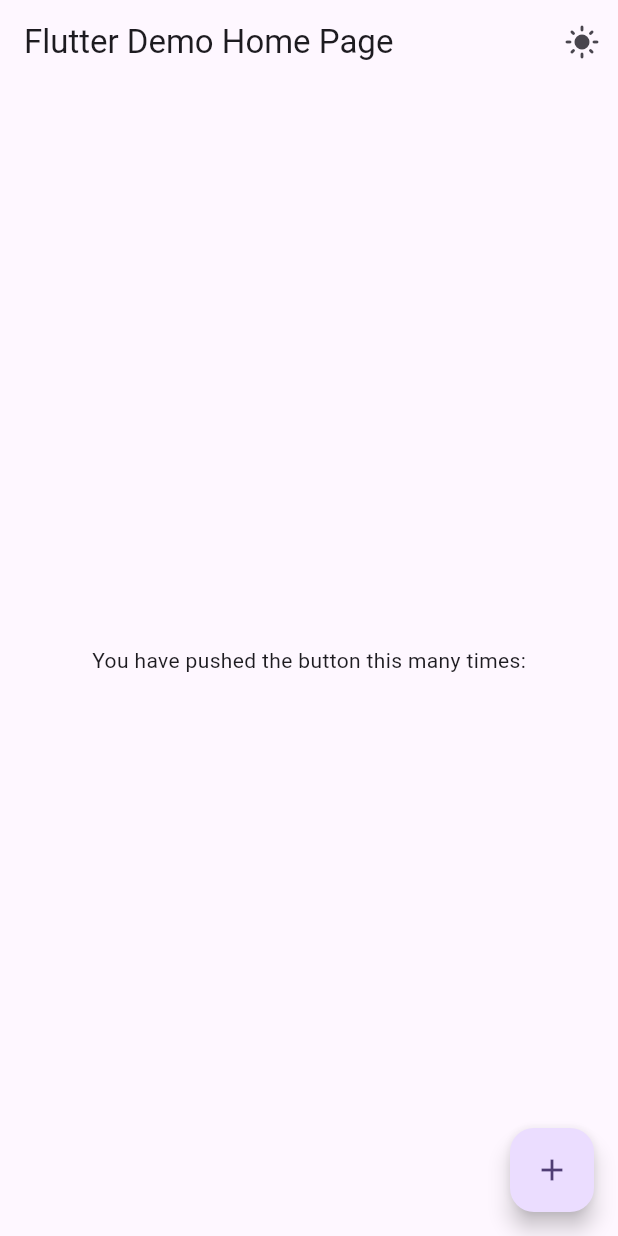
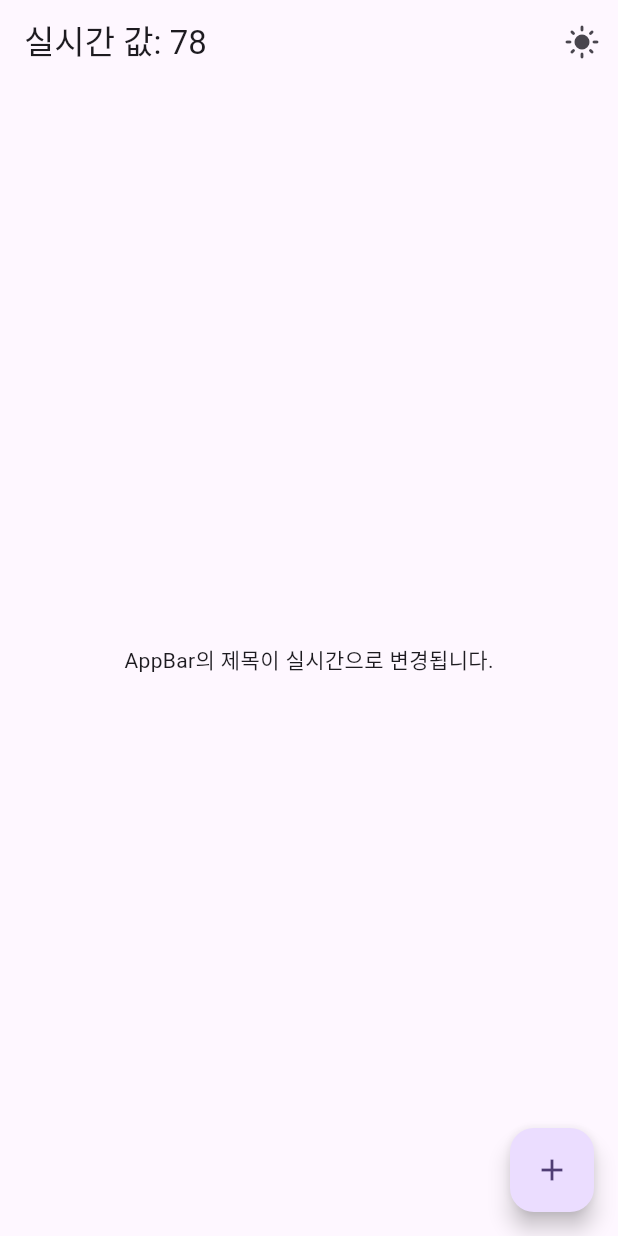
Before and after one commit to DAAC-A00/finow, a Flutter app: the screen it shows after launch, on a phone screen of 412 x 824 dp. Run offline on Flutter 3.47's test engine with Material 3 defaults, Android fonts, the phone set to English and light mode, and no system bars; our stand-ins replace flutter_riverpod, riverpod_annotation; generated files the repository leaves out were written again.

Commit message:
refact : 실시간 값을 잘 반영해 text만 리렌더링하여 범위 최소화 적용

```diff
--- a/lib/main.dart
+++ b/lib/main.dart
@@ -1,6 +1,16 @@
+import 'dart:async';
+
 import 'package:finow/theme_provider.dart';
 import 'package:flutter/material.dart';
 import 'package:flutter_riverpod/flutter_riverpod.dart';
+
+// 1. 실시간 데이터를 시뮬레이션하는 StreamProvider 추가
+// Ground Rule: WebSocket -> Stream -> UI 구조 준수
+final realTimeDataProvider = StreamProvider<String>((ref) {
+  return Stream.periodic(const Duration(milliseconds: 100), (count) {
+    return '실시간 값: $count';
+  });
+});
 
 void main() {
   runApp(const ProviderScope(child: MyApp()));
@@ -25,15 +35,15 @@ class MyApp extends ConsumerWidget {
         brightness: Brightness.dark,
       ),
       themeMode: themeMode,
-      home: const MyHomePage(title: 'Flutter Demo Home Page'),
+      // 3. MyHomePage에서 불필요해진 title 파라미터 제거
+      home: const MyHomePage(),
     );
   }
 }
 
 class MyHomePage extends ConsumerWidget {
-  const MyHomePage({super.key, required this.title});
-
-  final String title;
+  // 3. 불필요해진 title 파라미터 제거
+  const MyHomePage({super.key});
 
   @override
   Widget build(BuildContext context, WidgetRef ref) {
@@ -41,7 +51,19 @@ class MyHomePage extends ConsumerWidget {
 
     return Scaffold(
       appBar: AppBar(
-        title: Text(title),
+        // 2. Consumer 위젯으로 title을 감싸서 실시간 데이터 변경 시 이 부분만 리빌드
+        // Ground Rule: View 갱신 범위 제한 원칙 준수
+        title: Consumer(
+          builder: (context, ref, child) {
+            final asyncValue = ref.watch(realTimeDataProvider);
+            // Stream의 상태(data, loading, error)에 따라 다른 UI를 표시
+            return asyncValue.when(
+              data: (title) => Text(title),
+              loading: () => const CircularProgressIndicator(),
+              error: (err, stack) => const Text('Error'),
+            );
+          },
+        ),
         actions: [
           IconButton(
             icon: Icon(
@@ -60,7 +82,7 @@ class MyHomePage extends ConsumerWidget {
           mainAxisAlignment: MainAxisAlignment.center,
           children: <Widget>[
             Text(
-              'You have pushed the button this many times:',
+              'AppBar의 제목이 실시간으로 변경됩니다.',
             ),
           ],
         ),
```
